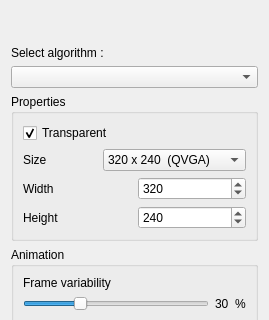
Above: src/AlgorithmSelectionDialog.ui from markus-wa/glmixer-mirror before the change; both pictures show x 0 to 269 and y 110 to 430 of the 269 by 519 pixel window. Below: the same form after it.
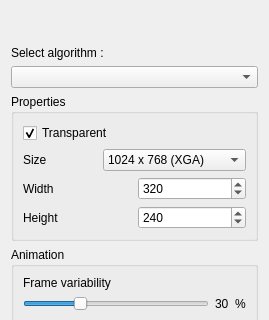
That is the form after the change. Icons and pictures are not drawn. Custom widgets are drawn as their Qt base class.

Patch:
```diff
--- a/src/AlgorithmSelectionDialog.ui
+++ b/src/AlgorithmSelectionDialog.ui
@@ -100,7 +100,7 @@
          </sizepolicy>
         </property>
         <property name="currentIndex">
-         <number>9</number>
+         <number>14</number>
         </property>
         <property name="sizeAdjustPolicy">
          <enum>QComboBox::AdjustToContents</enum>
```
Left out of the diff: 6 changed lines with no effect on the pictures.
